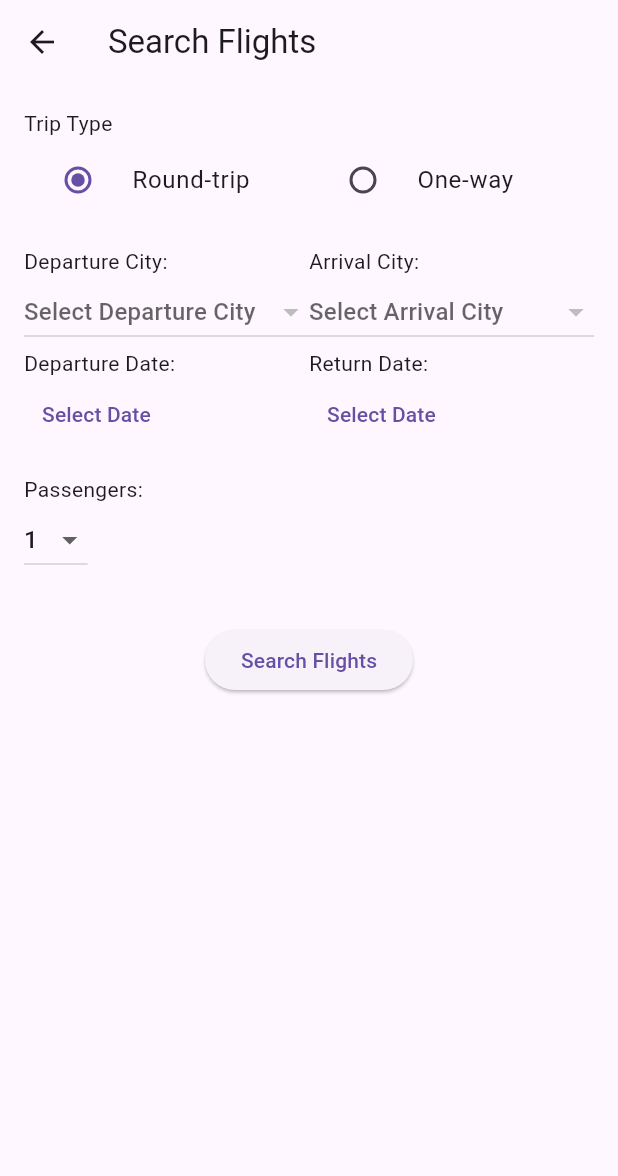
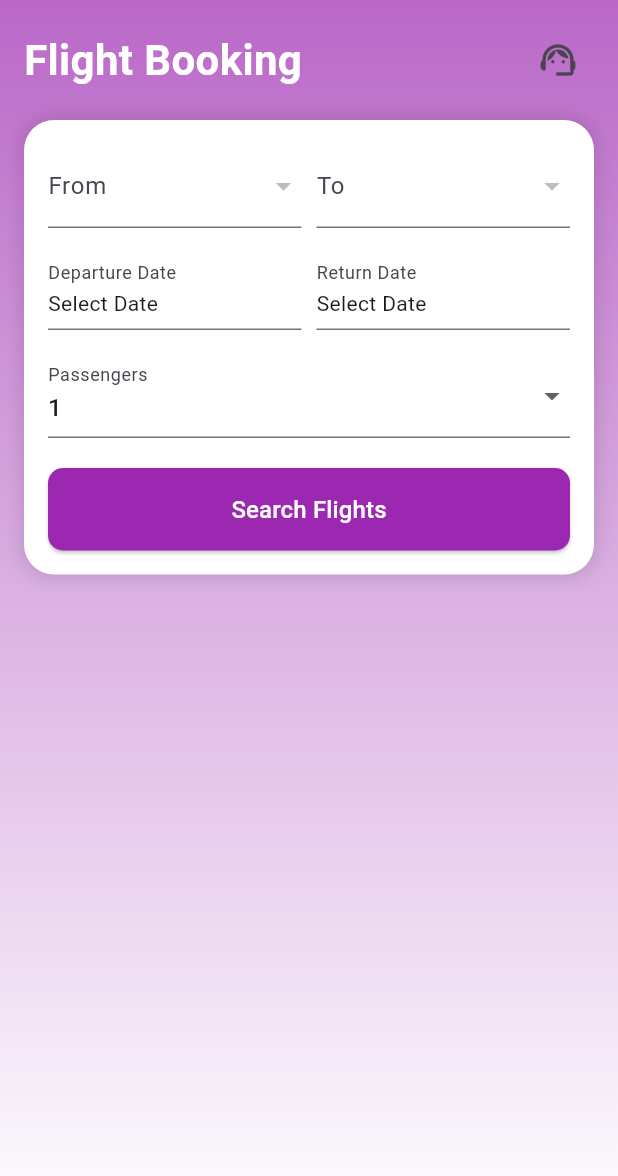
Before and after one commit to linxizhu1209/Ju_airline, a Flutter app: the screen it shows after launch, after a tap on "Search Flights", on a phone screen of 412 x 824 dp. Shown: the top 1176 px of the screen. Run offline on Flutter 3.47's test engine with Material 3 defaults, Android fonts, the phone set to English and light mode, and no system bars; missing offline and left inert: flutter_appauth; network calls fail.

Commit message:
- 항공편 검색창 ui변경 - 문의하기 버튼 추가

```diff
--- a/lib/FlightSearchScreen.dart
+++ b/lib/FlightSearchScreen.dart
@@ -1,8 +1,8 @@
 import 'dart:convert';
-
-import 'package:airline/SeatSelectionScreen.dart';
 import 'package:flutter/material.dart';
 import 'package:http/http.dart' as http;
+
+import 'package:intl/intl.dart';
 
 class FlightSearchScreen extends StatefulWidget {
   const FlightSearchScreen({super.key});
@@ -12,7 +12,6 @@ class FlightSearchScreen extends StatefulWidget {
 }
 
 class _FlightSearchScreenState extends State<FlightSearchScreen> {
-
   String tripType = 'Round-trip';
   String? departureCity;
   String? arrivalCity;
@@ -20,18 +19,17 @@ class _FlightSearchScreenState extends State<FlightSearchScreen> {
   DateTime? returnDate;
   int passengers = 1;
 
-  List<String> cities = []; // 서버에서 가져온 도시 목록
+  List<String> cities = [];
 
   @override
-  void initState(){
+  void initState() {
     super.initState();
     fetchAirports();
   }
+
   Future<void> fetchAirports() async {
     final response = await http.get(Uri.parse("http://10.0.2.2:8081/airport/list"));
-    print("Response Status Code: ${response.statusCode}");
-    print("Response Body: ${response.body}"); // ✅ 응답 데이터 확인
-    if(response.statusCode == 200){
+    if (response.statusCode == 200) {
       List<dynamic> data = json.decode(response.body);
       setState(() {
         cities = data.map((airport) => airport['city'].toString()).toSet().toList();
@@ -41,7 +39,6 @@ class _FlightSearchScreenState extends State<FlightSearchScreen> {
     }
   }
 
-
   Future<void> _selectDate(BuildContext context, bool isDeparture) async {
     final DateTime? picked = await showDatePicker(
       context: context,
@@ -49,9 +46,9 @@ class _FlightSearchScreenState extends State<FlightSearchScreen> {
       firstDate: DateTime.now(),
       lastDate: DateTime(2100),
     );
-    if (picked != null){
+    if (picked != null) {
       setState(() {
-        if(isDeparture){
+        if (isDeparture) {
           departureDate = picked;
         } else {
           returnDate = picked;
@@ -63,122 +60,153 @@ class _FlightSearchScreenState extends State<FlightSearchScreen> {
   @override
   Widget build(BuildContext context) {
     return Scaffold(
-      appBar: AppBar(
-        title: Text('Search Flights'),
+      body: Stack(
+        children: [
+          Container(
+            decoration: BoxDecoration(
+              gradient: LinearGradient(
+                begin: Alignment.topCenter,
+                end: Alignment.bottomCenter,
+                colors: [Colors.purple.shade300, Colors.white],
               ),
-      body: Padding(
+            ),
+          ),
+          SafeArea(
+            child: Padding(
               padding: const EdgeInsets.all(16.0),
               child: Column(
                 crossAxisAlignment: CrossAxisAlignment.start,
                 children: [
-            Text('Trip Type'),
+                    Row(
+                      mainAxisAlignment: MainAxisAlignment.spaceBetween,
+                      children: [
+                        const Text(
+                          'Flight Booking',
+                          style: TextStyle(
+                            fontSize: 28,
+                            fontWeight: FontWeight.bold,
+                            color: Colors.white,
+                          ),
+                        ),
+                  Row(
+                    children: [
+                      IconButton(icon: const Icon(Icons.support_agent,size:28),
+                      onPressed: (){
+                        //todo
+                      },)
+                    ],
+                  ),
+                  ],
+                    ),
+                  const SizedBox(height: 16),
+                  Container(
+                    padding: const EdgeInsets.all(16),
+                    decoration: BoxDecoration(
+                      color: Colors.white,
+                      borderRadius: BorderRadius.circular(20),
+                      boxShadow: [
+                        BoxShadow(
+                          color: Colors.black12,
+                          blurRadius: 10,
+                          spreadRadius: 2,
+                        ),
+                      ],
+                    ),
+                    child: Column(
+                      children: [
                         Row(
                           children: [
                             Expanded(
-                  child: RadioListTile(
-                  title: Text('Round-trip'),
-                  value: 'Round-trip',
-                  groupValue: tripType,
-                  onChanged: (value) {
-                    setState(() {
-                      tripType = value.toString();
-                      });
-                      },
-                    ),
-                  ),
-                Expanded(
-                  child: RadioListTile(
-                    title: Text('One-way'),
-                    value: 'One-way',
-                    groupValue: tripType,
-                    onChanged: (value) {
-                    setState(() {
-                      tripType = value.toString();
-                    });
-                    },
-                  ),
-                ),
-              ],
-            ),
-            SizedBox(height: 16),
-
-            Row(
-              children: [
-                Expanded(
-                    child: Column(
-                    crossAxisAlignment: CrossAxisAlignment.start,
-                    children: [
-                      Text('Departure City:'),
-                      DropdownButton<String>(
-                          isExpanded: true,
+                              child: DropdownButtonFormField<String>(
+                                decoration: const InputDecoration(labelText: 'From'),
                                 value: departureCity,
-                          hint: Text('Select Departure City'),
-                          items: cities.map((city){
-                            return DropdownMenuItem(
-                                value: city,
-                                child: Text(city),
-                            );
-                          }).toList(),
-                        onChanged: (value) {
-                          setState(() {
-                            departureCity = value!;
-                          });
-                        },
-                        ),
-                     ],
-                      ),
-                  ),
-        Expanded(
-            child: Column(
-          crossAxisAlignment: CrossAxisAlignment.start,
-          children: [
-            Text('Arrival City:'),
-            DropdownButton<String>(
-              isExpanded: true,
-              value: arrivalCity,
-              hint: Text('Select Arrival City'),
                                 items: cities.map((city) {
                                   return DropdownMenuItem(
                                     value: city,
                                     child: Text(city),
                                   );
                                 }).toList(),
-              onChanged: (value) {
-                setState(() {
-                  arrivalCity = value!;
-                });
-              },
+                                onChanged: (value) => setState(() => departureCity = value!),
                               ),
-          ],
-        ))
-      ],
                             ),
-    Row(
-        children: [
+                            const SizedBox(width: 10),
                             Expanded(
-            child: Column(
-              crossAxisAlignment: CrossAxisAlignment.start,
-              children: [
-                Text('Departure Date:'),
-                TextButton(onPressed: ()=> _selectDate(context,true),
-                  child: Text(departureDate == null
-                        ? 'Select Date'
-                          : '${departureDate!.year}-${departureDate!.month}-${departureDate!.day}',
+                              child: DropdownButtonFormField<String>(
+                                decoration: const InputDecoration(labelText: 'To'),
+                                value: arrivalCity,
+                                items: cities.map((city) {
+                                  return DropdownMenuItem(
+                                    value: city,
+                                    child: Text(city),
+                                  );
+                                }).toList(),
+                                onChanged: (value) => setState(() => arrivalCity = value!),
                               ),
                             ),
                           ],
                         ),
+                        const SizedBox(height: 16),
+                        Row(
+                          children: [
+                            Expanded(
+                              child: GestureDetector(
+                                onTap: () => _selectDate(context, true),
+                                child: InputDecorator(
+                                  decoration: const InputDecoration(labelText: 'Departure Date'),
+                                  child: Text(
+                                    departureDate == null
+                                        ? 'Select Date'
+                                        : DateFormat('yyyy-MM-dd').format(departureDate!),
                                   ),
-                if(tripType == 'Round-trip')
-                  Expanded(child: Column(
-                    crossAxisAlignment: CrossAxisAlignment.start,
-                    children: [
-                      Text('Return Date:'),
-                      TextButton(
-                        onPressed: ()=> _selectDate(context,false),
-                        child: Text(returnDate == null
+                                ),
+                              ),
+                            ),
+                            if (tripType == 'Round-trip')
+                              const SizedBox(width: 10),
+                            if (tripType == 'Round-trip')
+                              Expanded(
+                                child: GestureDetector(
+                                  onTap: () => _selectDate(context, false),
+                                  child: InputDecorator(
+                                    decoration: const InputDecoration(labelText: 'Return Date'),
+                                    child: Text(
+                                      returnDate == null
                                           ? 'Select Date'
-                      : '${returnDate!.year}-${returnDate!.month}-${returnDate!.day}',
+                                          : DateFormat('yyyy-MM-dd').format(returnDate!),
+                                    ),
+                                  ),
+                                ),
+                              ),
+                          ],
+                        ),
+                        const SizedBox(height: 16),
+                        DropdownButtonFormField<int>(
+                          decoration: const InputDecoration(labelText: 'Passengers'),
+                          value: passengers,
+                          items: List.generate(10, (index) => index + 1).map((num) {
+                            return DropdownMenuItem(
+                              value: num,
+                              child: Text('$num'),
+                            );
+                          }).toList(),
+                          onChanged: (value) => setState(() => passengers = value!),
+                        ),
+                        const SizedBox(height: 20),
+                        SizedBox(
+                          width: double.infinity,
+                          child: ElevatedButton(
+                            style: ElevatedButton.styleFrom(
+                              backgroundColor: Colors.purple,
+                              padding: const EdgeInsets.symmetric(vertical: 16),
+                              shape: RoundedRectangleBorder(
+                                borderRadius: BorderRadius.circular(10),
+                              ),
+                            ),
+                            onPressed: () {},
+                            child: const Text(
+                              'Search Flights',
+                              style: TextStyle(color: Colors.white, fontSize: 16),
+                            ),
                           ),
                         ),
                       ],
@@ -186,42 +214,11 @@ class _FlightSearchScreenState extends State<FlightSearchScreen> {
                   ),
                 ],
               ),
-
-          SizedBox(height: 16),
-
-          // Passenger Selection
-          Text('Passengers:'),
-          DropdownButton<int>(
-            value: passengers,
-            items: List.generate(10, (index) => index + 1).map((num) {
-              return DropdownMenuItem(
-                value: num,
-                child: Text('$num'),
-              );
-            }).toList(),
-            onChanged: (value) {
-              setState(() {
-                passengers = value!;
-              });
-            },
-          ),
-
-          SizedBox(height: 32),
-
-          // Search Button
-          Center(
-            child: ElevatedButton(
-              onPressed: () {
-                // Handle search logic here
-                Navigator.push(context, MaterialPageRoute(builder: (context) => SeatSelectionScreen()),
-                );
-                },
-              child: Text('Search Flights'),
             ),
           ),
         ],
       ),
-      ),
+      // bottomNavigationBar: BaseScreen(selectedIndex: -1),
     );
   }
 }
--- a/pubspec.yaml
+++ b/pubspec.yaml
@@ -30,6 +30,7 @@ environment:
 dependencies:
   flutter:
     sdk: flutter
+  intl: ^0.18.0
   http: ^0.13.3
   flutter_appauth: ^8.0.3
 
```
Lines whose indentation alone changed are shown as unchanged.
